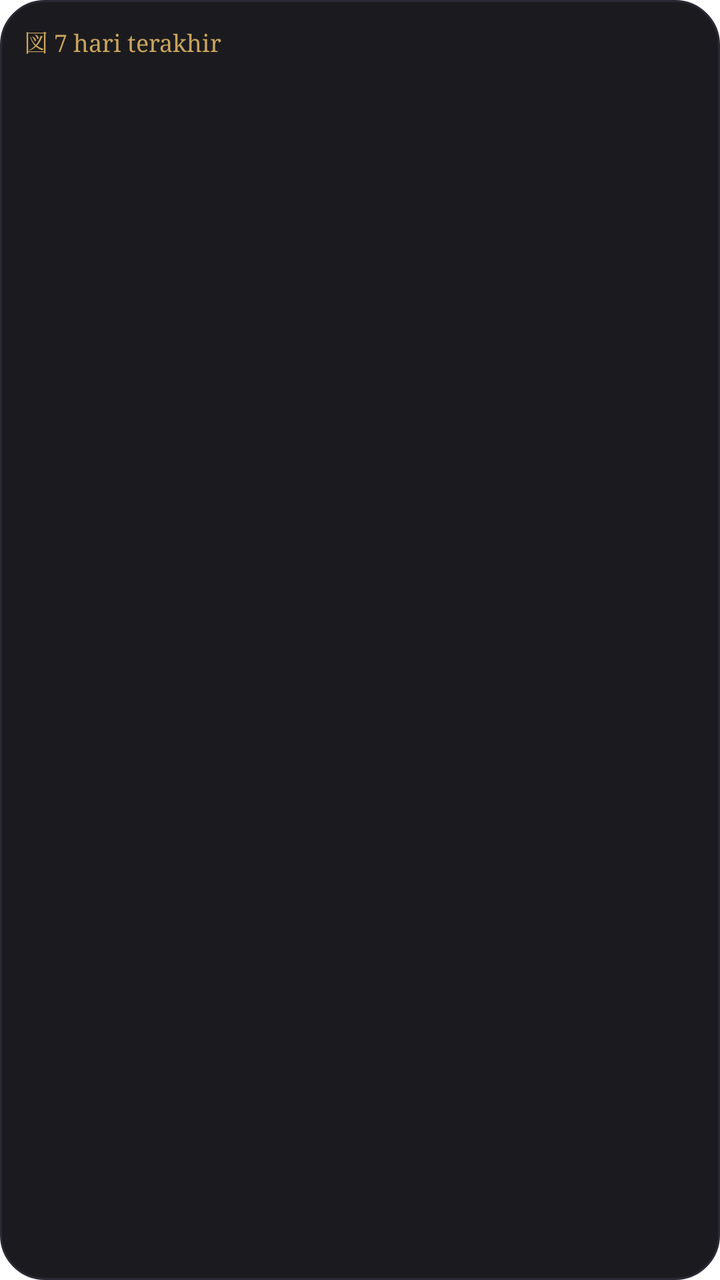
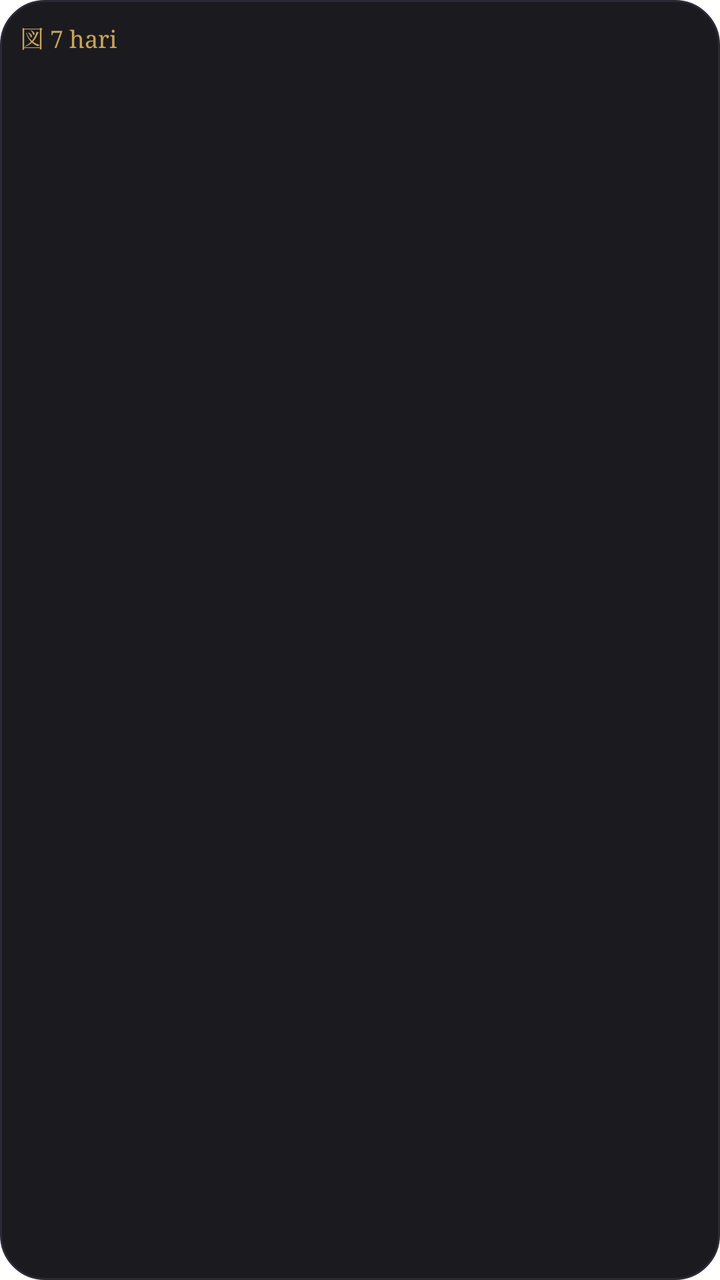

An Android layout rendered at two revisions. The XML below is the earlier revision; the diff shows what the commit changed to produce the second picture.
<!-- AndroidManifest.xml: fallback theme Theme.MaterialComponents.DayNight.NoActionBar -->
<!-- res/layout/widget_chart.xml -->
<?xml version="1.0" encoding="utf-8"?>
<LinearLayout xmlns:android="http://schemas.android.com/apk/res/android"
    android:id="@+id/root"
    android:layout_width="match_parent"
    android:layout_height="match_parent"
    android:background="@drawable/widget_bg"
    android:orientation="vertical"
    android:padding="12dp">

    <LinearLayout
        android:layout_width="match_parent"
        android:layout_height="wrap_content"
        android:orientation="horizontal">

        <TextView
            android:layout_width="0dp"
            android:layout_height="wrap_content"
            android:layout_weight="1"
            android:fontFamily="serif"
            android:text="図 7 hari terakhir"
            android:textColor="#C9A45C"
            android:textSize="12sp" />

        <TextView
            android:id="@+id/week_total"
            android:layout_width="wrap_content"
            android:layout_height="wrap_content"
            android:textColor="#E0605A"
            android:textSize="12sp"
            android:textStyle="bold" />
    </LinearLayout>

    <ImageView
        android:id="@+id/chart"
        android:layout_width="match_parent"
        android:layout_height="0dp"
        android:layout_marginTop="4dp"
        android:layout_weight="1"
        android:contentDescription="Grafik 7 hari"
        android:scaleType="fitCenter" />

    <TextView
        android:id="@+id/empty"
        android:layout_width="match_parent"
        android:layout_height="0dp"
        android:layout_weight="1"
        android:gravity="center"
        android:text="Buka Monshika untuk memuat grafik"
        android:textColor="#9A948A"
        android:textSize="11sp"
        android:visibility="gone" />
</LinearLayout>
<!-- resources referenced by this layout -->
<resources>
  <!-- drawable widget_bg (drawable) -->
  <?xml version="1.0" encoding="utf-8"?>
  <shape xmlns:android="http://schemas.android.com/apk/res/android" android:shape="rectangle">
      <solid android:color="#F20F0F14" />
      <corners android:radius="22dp" />
      <stroke android:width="1dp" android:color="#2A2A35" />
  </shape>
</resources>

<!-- the commit's change to res/layout/widget_chart.xml (unified diff, before → after) -->
@@ -5,9 +5,10 @@
     android:layout_height="match_parent"
     android:background="@drawable/widget_bg"
     android:orientation="vertical"
-    android:padding="12dp">
+    android:padding="10dp">
 
     <LinearLayout
+        android:id="@+id/header_row"
         android:layout_width="match_parent"
         android:layout_height="wrap_content"
         android:orientation="horizontal">
@@ -17,7 +18,8 @@
             android:layout_height="wrap_content"
             android:layout_weight="1"
             android:fontFamily="serif"
-            android:text="図 7 hari terakhir"
+            android:singleLine="true"
+            android:text="図 7 hari"
             android:textColor="#C9A45C"
             android:textSize="12sp" />
 
@@ -25,6 +27,7 @@
             android:id="@+id/week_total"
             android:layout_width="wrap_content"
             android:layout_height="wrap_content"
+            android:singleLine="true"
             android:textColor="#E0605A"
             android:textSize="12sp"
             android:textStyle="bold" />
@@ -34,7 +37,7 @@
         android:id="@+id/chart"
         android:layout_width="match_parent"
         android:layout_height="0dp"
-        android:layout_marginTop="4dp"
+        android:layout_marginTop="2dp"
         android:layout_weight="1"
         android:contentDescription="Grafik 7 hari"
         android:scaleType="fitCenter" />
